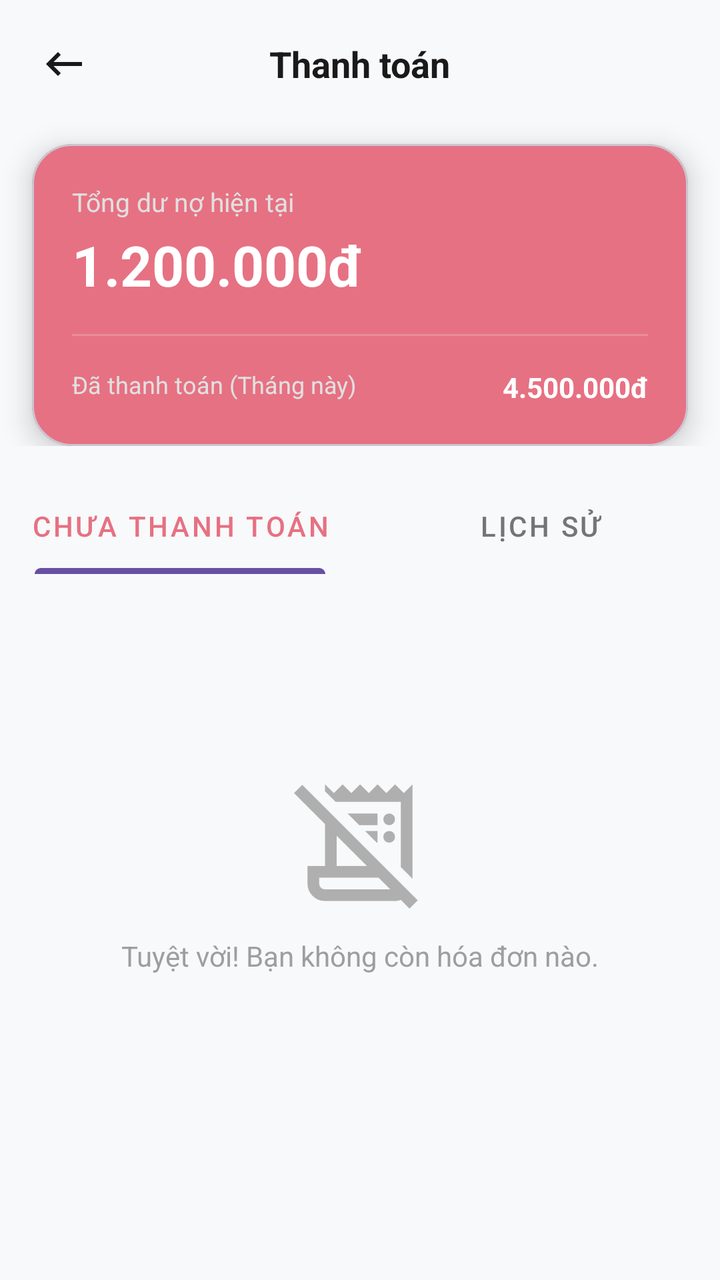
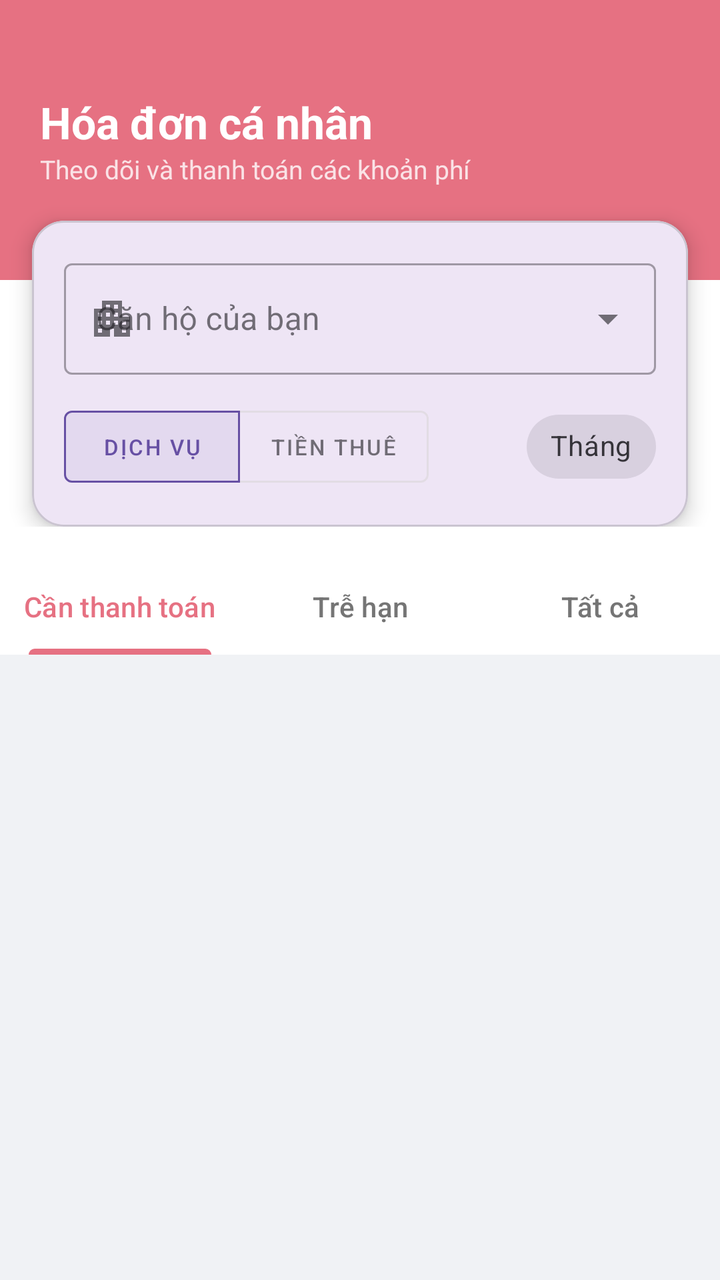

Screens rendered from an Android XML layout before and after an edit, with the pre-edit source and the edit as a unified diff.
<!-- AndroidManifest.xml: application theme Theme.Apt -->
<!-- res/layout/fragment_bills.xml -->
<?xml version="1.0" encoding="utf-8"?>
<androidx.coordinatorlayout.widget.CoordinatorLayout
    xmlns:android="http://schemas.android.com/apk/res/android"
    xmlns:app="http://schemas.android.com/apk/res-auto"
    android:layout_width="match_parent"
    android:layout_height="match_parent"
    android:background="#F8F9FA">

    <com.google.android.material.appbar.AppBarLayout
        android:layout_width="match_parent"
        android:layout_height="wrap_content"
        android:background="@android:color/transparent"
        app:elevation="0dp">

        <com.google.android.material.appbar.CollapsingToolbarLayout
            android:layout_width="match_parent"
            android:layout_height="wrap_content"
            app:layout_scrollFlags="scroll|exitUntilCollapsed">

            <LinearLayout
                android:layout_width="match_parent"
                android:layout_height="wrap_content"
                android:orientation="vertical"
                android:paddingBottom="16dp">

                <RelativeLayout
                    android:layout_width="match_parent"
                    android:layout_height="?attr/actionBarSize"
                    android:paddingHorizontal="16dp">

                    <ImageView
                        android:id="@+id/btnBack"
                        android:layout_width="32dp"
                        android:layout_height="32dp"
                        android:layout_centerVertical="true"
                        android:background="?attr/selectableItemBackgroundBorderless"
                        android:padding="4dp"
                        android:src="@drawable/ic_back"
                        app:tint="#1A1A1A" />

                    <TextView
                        android:layout_width="wrap_content"
                        android:layout_height="wrap_content"
                        android:layout_centerInParent="true"
                        android:text="Thanh toán"
                        android:textColor="#1A1A1A"
                        android:textSize="18sp"
                        android:textStyle="bold" />
                </RelativeLayout>

                <com.google.android.material.card.MaterialCardView
                    android:layout_width="match_parent"
                    android:layout_height="wrap_content"
                    android:layout_marginHorizontal="16dp"
                    android:layout_marginTop="8dp"
                    app:cardBackgroundColor="@color/primary"
                    app:cardCornerRadius="20dp"
                    app:cardElevation="8dp">

                    <LinearLayout
                        android:layout_width="match_parent"
                        android:layout_height="wrap_content"
                        android:orientation="vertical"
                        android:padding="20dp">

                        <TextView
                            android:layout_width="wrap_content"
                            android:layout_height="wrap_content"
                            android:text="Tổng dư nợ hiện tại"
                            android:textColor="#E0E0E0"
                            android:textSize="13sp" />

                        <TextView
                            android:id="@+id/tvDebt"
                            android:layout_width="wrap_content"
                            android:layout_height="wrap_content"
                            android:layout_marginTop="4dp"
                            android:text="1.200.000đ"
                            android:textColor="@android:color/white"
                            android:textSize="28sp"
                            android:textStyle="bold" />

                        <View
                            android:layout_width="match_parent"
                            android:layout_height="1dp"
                            android:layout_marginVertical="16dp"
                            android:alpha="0.2"
                            android:background="@android:color/white" />

                        <RelativeLayout
                            android:layout_width="match_parent"
                            android:layout_height="wrap_content">

                            <TextView
                                android:layout_width="wrap_content"
                                android:layout_height="wrap_content"
                                android:text="Đã thanh toán (Tháng này)"
                                android:textColor="#E0E0E0"
                                android:textSize="12sp" />

                            <TextView
                                android:id="@+id/tvPaid"
                                android:layout_width="wrap_content"
                                android:layout_height="wrap_content"
                                android:layout_alignParentEnd="true"
                                android:text="4.500.000đ"
                                android:textColor="@android:color/white"
                                android:textStyle="bold" />
                        </RelativeLayout>
                    </LinearLayout>
                </com.google.android.material.card.MaterialCardView>
            </LinearLayout>
        </com.google.android.material.appbar.CollapsingToolbarLayout>

        <com.google.android.material.tabs.TabLayout
            android:id="@+id/tabLayout"
            android:layout_width="match_parent"
            android:layout_height="wrap_content"
            android:background="@android:color/transparent"
            app:tabIndicatorFullWidth="false"
            app:tabIndicatorHeight="3dp"
            app:tabRippleColor="@null"
            app:tabSelectedTextColor="@color/primary"
            app:tabTextAppearance="@style/TextAppearance.MaterialComponents.Button"
            app:tabTextColor="#757575">

            <com.google.android.material.tabs.TabItem
                android:layout_width="wrap_content"
                android:layout_height="wrap_content"
                android:text="Chưa thanh toán" />

            <com.google.android.material.tabs.TabItem
                android:layout_width="wrap_content"
                android:layout_height="wrap_content"
                android:text="Lịch sử" />
        </com.google.android.material.tabs.TabLayout>

    </com.google.android.material.appbar.AppBarLayout>

    <androidx.core.widget.NestedScrollView
        android:layout_width="match_parent"
        android:layout_height="match_parent"
        android:fillViewport="true"
        app:layout_behavior="@string/appbar_scrolling_view_behavior">

        <LinearLayout
            android:layout_width="match_parent"
            android:layout_height="wrap_content"
            android:orientation="vertical">

            <LinearLayout
                android:id="@+id/layoutEmpty"
                android:layout_width="match_parent"
                android:layout_height="300dp"
                android:gravity="center"
                android:orientation="vertical"
                >

                <ImageView
                    android:layout_width="70dp"
                    android:layout_height="70dp"
                    android:alpha="0.5"
                    android:src="@drawable/ic_empty_bill" />

                <TextView
                    android:layout_width="wrap_content"
                    android:layout_height="wrap_content"
                    android:layout_marginTop="12dp"
                    android:text="Tuyệt vời! Bạn không còn hóa đơn nào."
                    android:textColor="#9E9E9E" />
            </LinearLayout>

            <androidx.recyclerview.widget.RecyclerView
                android:id="@+id/rvBills"
                android:layout_width="match_parent"
                android:layout_height="wrap_content"
                android:clipToPadding="false"
                android:paddingBottom="80dp" />
        </LinearLayout>
    </androidx.core.widget.NestedScrollView>

</androidx.coordinatorlayout.widget.CoordinatorLayout>
<!-- resources referenced by this layout -->
<resources>
  <color name="primary">#E67182</color>
  <!-- drawable ic_back (drawable) -->
  <vector xmlns:android="http://schemas.android.com/apk/res/android"
      android:width="24dp"
      android:height="24dp"
      android:viewportWidth="960"
      android:viewportHeight="960">
    <path
        android:pathData="M360,720 L120,480l240,-240 56,56 -144,144h568v80L272,520l144,144 -56,56Z"
        android:fillColor="#666666"/>
  </vector>
  <!-- drawable ic_empty_bill (drawable) -->
  <vector xmlns:android="http://schemas.android.com/apk/res/android"
      android:width="24dp"
      android:height="24dp"
      android:viewportWidth="960"
      android:viewportHeight="960">
    <path
        android:pathData="m819,932 l-59,-59q-10,3 -19.5,5T720,880L240,880q-50,0 -85,-35t-35,-85v-120h120v-287L27,140l57,-57L876,875l-57,57ZM240,800h447l-80,-80L200,720v40q0,17 11.5,28.5T240,800ZM840,727 L760,647v-447L313,200l-73,-73v-47l60,60 60,-60 60,60 60,-60 60,60 60,-60 60,60 60,-60 60,60 60,-60v647ZM320,640h207L320,433v207ZM475,360 L395,280h205v80L475,360ZM595,480 L515,400h85v80h-5ZM651.5,468.5Q640,457 640,440t11.5,-28.5Q663,400 680,400t28.5,11.5Q720,423 720,440t-11.5,28.5Q697,480 680,480t-28.5,-11.5ZM680,360q-17,0 -28.5,-11.5T640,320q0,-17 11.5,-28.5T680,280q17,0 28.5,11.5T720,320q0,17 -11.5,28.5T680,360ZM200,800v-80,80Z"
        android:fillColor="#666666"/>
  </vector>
  <style name="Theme.Apt" parent="Base.Theme.Apt" />
  <style name="Base.Theme.Apt" parent="Theme.Material3.DayNight.NoActionBar">
          
          
      </style>
</resources>

<!-- the commit's change to res/layout/fragment_bills.xml (unified diff, before → after) -->
@@ -4,12 +4,12 @@
     xmlns:app="http://schemas.android.com/apk/res-auto"
     android:layout_width="match_parent"
     android:layout_height="match_parent"
-    android:background="#F8F9FA">
+    android:background="#F0F2F5">
 
     <com.google.android.material.appbar.AppBarLayout
         android:layout_width="match_parent"
         android:layout_height="wrap_content"
-        android:background="@android:color/transparent"
+        android:background="@color/white"
         app:elevation="0dp">
 
         <com.google.android.material.appbar.CollapsingToolbarLayout
@@ -25,158 +25,165 @@
 
                 <RelativeLayout
                     android:layout_width="match_parent"
-                    android:layout_height="?attr/actionBarSize"
-                    android:paddingHorizontal="16dp">
+                    android:layout_height="140dp"
+                    android:background="@color/primary"
+                    android:padding="20dp">
 
-                    <ImageView
-                        android:id="@+id/btnBack"
-                        android:layout_width="32dp"
-                        android:layout_height="32dp"
-                        android:layout_centerVertical="true"
-                        android:background="?attr/selectableItemBackgroundBorderless"
-                        android:padding="4dp"
-                        android:src="@drawable/ic_back"
-                        app:tint="#1A1A1A" />
-
-                    <TextView
+                    <LinearLayout
                         android:layout_width="wrap_content"
                         android:layout_height="wrap_content"
-                        android:layout_centerInParent="true"
-                        android:text="Thanh toán"
-                        android:textColor="#1A1A1A"
-                        android:textSize="18sp"
-                        android:textStyle="bold" />
+                        android:layout_centerVertical="true"
+                        android:orientation="vertical">
+
+                        <TextView
+                            android:layout_width="wrap_content"
+                            android:layout_height="wrap_content"
+                            android:text="Hóa đơn cá nhân"
+                            android:textColor="@color/white"
+                            android:textSize="22sp"
+                            android:textStyle="bold" />
+
+                        <TextView
+                            android:id="@+id/tvUserSubTitle"
+                            android:layout_width="wrap_content"
+                            android:layout_height="wrap_content"
+                            android:text="Theo dõi và thanh toán các khoản phí"
+                            android:textColor="#CCFFFFFF"
+                            android:textSize="13sp" />
+                    </LinearLayout>
                 </RelativeLayout>
 
                 <com.google.android.material.card.MaterialCardView
                     android:layout_width="match_parent"
                     android:layout_height="wrap_content"
                     android:layout_marginHorizontal="16dp"
-                    android:layout_marginTop="8dp"
-                    app:cardBackgroundColor="@color/primary"
-                    app:cardCornerRadius="20dp"
-                    app:cardElevation="8dp">
+                    android:layout_marginTop="-30dp"
+                    app:cardCornerRadius="16dp"
+                    app:cardElevation="6dp">
 
                     <LinearLayout
                         android:layout_width="match_parent"
                         android:layout_height="wrap_content"
                         android:orientation="vertical"
-                        android:padding="20dp">
+                        android:padding="16dp">
 
-                        <TextView
-                            android:layout_width="wrap_content"
+                        <com.google.android.material.textfield.TextInputLayout
+                            style="@style/Widget.MaterialComponents.TextInputLayout.OutlinedBox.ExposedDropdownMenu"
+                            android:layout_width="match_parent"
                             android:layout_height="wrap_content"
-                            android:text="Tổng dư nợ hiện tại"
-                            android:textColor="#E0E0E0"
-                            android:textSize="13sp" />
+                            android:hint="Căn hộ của bạn"
+                            app:startIconDrawable="@drawable/ic_apartment">
+                            <AutoCompleteTextView
+                                android:id="@+id/spinnerUserApartmentFilter"
+                                android:layout_width="match_parent"
+                                android:layout_height="wrap_content"
+                                android:inputType="none" />
+                        </com.google.android.material.textfield.TextInputLayout>
 
-                        <TextView
-                            android:id="@+id/tvDebt"
-                            android:layout_width="wrap_content"
+                        <LinearLayout
+                            android:layout_width="match_parent"
                             android:layout_height="wrap_content"
-                            android:layout_marginTop="4dp"
-                            android:text="1.200.000đ"
-                            android:textColor="@android:color/white"
-                            android:textSize="28sp"
-                            android:textStyle="bold" />
+                            android:layout_marginTop="12dp"
+                            android:gravity="center_vertical"
+                            android:orientation="horizontal">
 
-                        <View
-                            android:layout_width="match_parent"
-                            android:layout_height="1dp"
-                            android:layout_marginVertical="16dp"
-                            android:alpha="0.2"
-                            android:background="@android:color/white" />
+                            <com.google.android.material.button.MaterialButtonToggleGroup
+                                android:id="@+id/toggleUserBillType"
+                                android:layout_width="0dp"
+                                android:layout_height="wrap_content"
+                                android:layout_weight="1"
+                                app:checkedButton="@+id/btnTypeService"
+                                app:singleSelection="true"
+                                app:selectionRequired="true">
+                                <com.google.android.material.button.MaterialButton
+                                    android:id="@+id/btnTypeService"
+                                    style="@style/Widget.MaterialComponents.Button.OutlinedButton"
+                                    android:layout_width="wrap_content"
+                                    android:layout_height="wrap_content"
+                                    android:text="Dịch vụ"
+                                    android:textSize="11sp"/>
+                                <com.google.android.material.button.MaterialButton
+                                    android:id="@+id/btnTypeRent"
+                                    style="@style/Widget.MaterialComponents.Button.OutlinedButton"
+                                    android:layout_width="wrap_content"
+                                    android:layout_height="wrap_content"
+                                    android:text="Tiền thuê"
+                                    android:textSize="11sp"/>
+                            </com.google.android.material.button.MaterialButtonToggleGroup>
 
-                        <RelativeLayout
-                            android:layout_width="match_parent"
-                            android:layout_height="wrap_content">
-
-                            <TextView
+                            <com.google.android.material.chip.Chip
+                                android:id="@+id/chipDateFilterUser"
+                                style="@style/Widget.MaterialComponents.Chip.Filter"
                                 android:layout_width="wrap_content"
                                 android:layout_height="wrap_content"
-                                android:text="Đã thanh toán (Tháng này)"
-                                android:textColor="#E0E0E0"
-                                android:textSize="12sp" />
-
-                            <TextView
-                                android:id="@+id/tvPaid"
-                                android:layout_width="wrap_content"
-                                android:layout_height="wrap_content"
-                                android:layout_alignParentEnd="true"
-                                android:text="4.500.000đ"
-                                android:textColor="@android:color/white"
-                                android:textStyle="bold" />
-                        </RelativeLayout>
+                                android:layout_marginStart="8dp"
+                                android:text="Tháng"
+                                app:chipIcon="@drawable/ic_calendar" />
+                        </LinearLayout>
                     </LinearLayout>
                 </com.google.android.material.card.MaterialCardView>
             </LinearLayout>
         </com.google.android.material.appbar.CollapsingToolbarLayout>
 
         <com.google.android.material.tabs.TabLayout
-            android:id="@+id/tabLayout"
+            android:id="@+id/tabLayoutUser"
             android:layout_width="match_parent"
             android:layout_height="wrap_content"
-            android:background="@android:color/transparent"
+            android:background="@android:color/white"
             app:tabIndicatorFullWidth="false"
-            app:tabIndicatorHeight="3dp"
-            app:tabRippleColor="@null"
+            app:tabIndicatorColor="@color/primary"
             app:tabSelectedTextColor="@color/primary"
-            app:tabTextAppearance="@style/TextAppearance.MaterialComponents.Button"
-            app:tabTextColor="#757575">
+            app:tabTextColor="#757575"
+            app:tabMode="fixed"> 
 
             <com.google.android.material.tabs.TabItem
                 android:layout_width="wrap_content"
                 android:layout_height="wrap_content"
-                android:text="Chưa thanh toán" />
+                android:text="Cần thanh toán" />
 
             <com.google.android.material.tabs.TabItem
                 android:layout_width="wrap_content"
                 android:layout_height="wrap_content"
-                android:text="Lịch sử" />
+                android:text="Trễ hạn" />
+
+            <com.google.android.material.tabs.TabItem
+                android:layout_width="wrap_content"
+                android:layout_height="wrap_content"
+                android:text="Tất cả" />
+
         </com.google.android.material.tabs.TabLayout>
 
     </com.google.android.material.appbar.AppBarLayout>
 
-    <androidx.core.widget.NestedScrollView
+    <androidx.recyclerview.widget.RecyclerView
+        android:id="@+id/rvUserBills"
         android:layout_width="match_parent"
         android:layout_height="match_parent"
-        android:fillViewport="true"
+        android:clipToPadding="false"
+        android:paddingTop="8dp"
+        android:paddingBottom="80dp"
+        app:layout_behavior="@string/appbar_scrolling_view_behavior" />
+
+    <LinearLayout
+        android:id="@+id/layoutUserEmpty"
+        android:layout_width="match_parent"
+        android:layout_height="wrap_content"
+        android:layout_marginTop="100dp"
+        android:gravity="center"
+        android:orientation="vertical"
+        android:visibility="gone"
         app:layout_behavior="@string/appbar_scrolling_view_behavior">
-
-        <LinearLayout
-            android:layout_width="match_parent"
+        <ImageView
+            android:layout_width="80dp"
+            android:layout_height="80dp"
+            android:src="@drawable/ic_empty_bill"
+            app:tint="#DDDDDD" />
+        <TextView
+            android:layout_width="wrap_content"
             android:layout_height="wrap_content"
-            android:orientation="vertical">
-
-            <LinearLayout
-                android:id="@+id/layoutEmpty"
-                android:layout_width="match_parent"
-                android:layout_height="300dp"
-                android:gravity="center"
-                android:orientation="vertical"
-                >
-
-                <ImageView
-                    android:layout_width="70dp"
-                    android:layout_height="70dp"
-                    android:alpha="0.5"
-                    android:src="@drawable/ic_empty_bill" />
-
-                <TextView
-                    android:layout_width="wrap_content"
-                    android:layout_height="wrap_content"
-                    android:layout_marginTop="12dp"
-                    android:text="Tuyệt vời! Bạn không còn hóa đơn nào."
-                    android:textColor="#9E9E9E" />
-            </LinearLayout>
-
-            <androidx.recyclerview.widget.RecyclerView
-                android:id="@+id/rvBills"
-                android:layout_width="match_parent"
-                android:layout_height="wrap_content"
-                android:clipToPadding="false"
-                android:paddingBottom="80dp" />
-        </LinearLayout>
-    </androidx.core.widget.NestedScrollView>
+            android:layout_marginTop="12dp"
+            android:text="Không có hóa đơn nào"
+            android:textColor="#999999" />
+    </LinearLayout>
 
 </androidx.coordinatorlayout.widget.CoordinatorLayout>
<!-- resource entries referenced after the edit -->
@@ -1,15 +1,27 @@
 <!-- resources referenced by this layout -->
 <resources>
   <color name="primary">#E67182</color>
-  <!-- drawable ic_back (drawable) -->
+  <color name="white">#FFFFFFFF</color>
+  <!-- drawable ic_apartment (drawable) -->
   <vector xmlns:android="http://schemas.android.com/apk/res/android"
       android:width="24dp"
       android:height="24dp"
       android:viewportWidth="960"
       android:viewportHeight="960">
     <path
-        android:pathData="M360,720 L120,480l240,-240 56,56 -144,144h568v80L272,520l144,144 -56,56Z"
+        android:pathData="M120,840v-560h160v-160h400v320h160v400L520,840v-160h-80v160L120,840ZM200,760h80v-80h-80v80ZM200,600h80v-80h-80v80ZM200,440h80v-80h-80v80ZM360,600h80v-80h-80v80ZM360,440h80v-80h-80v80ZM360,280h80v-80h-80v80ZM520,600h80v-80h-80v80ZM520,440h80v-80h-80v80ZM520,280h80v-80h-80v80ZM680,760h80v-80h-80v80ZM680,600h80v-80h-80v80Z"
         android:fillColor="#666666"/>
+  </vector>
+  <!-- drawable ic_calendar (drawable) -->
+  <vector xmlns:android="http://schemas.android.com/apk/res/android"
+      android:width="24dp"
+      android:height="24dp"
+      android:viewportWidth="960"
+      android:viewportHeight="960"
+      android:tint="?attr/colorControlNormal">
+    <path
+        android:fillColor="@android:color/white"
+        android:pathData="M200,880Q167,880 143.5,856.5Q120,833 120,800L120,240Q120,207 143.5,183.5Q167,160 200,160L240,160L240,80L320,80L320,160L640,160L640,80L720,80L720,160L760,160Q793,160 816.5,183.5Q840,207 840,240L840,800Q840,833 816.5,856.5Q793,880 760,880L200,880ZM200,800L760,800Q760,800 760,800Q760,800 760,800L760,400L200,400L200,800Q200,800 200,800Q200,800 200,800ZM200,320L760,320L760,240Q760,240 760,240Q760,240 760,240L200,240Q200,240 200,240Q200,240 200,240L200,320ZM200,320L200,240Q200,240 200,240Q200,240 200,240L200,240Q200,240 200,240Q200,240 200,240L200,320ZM480,560Q463,560 451.5,548.5Q440,537 440,520Q440,503 451.5,491.5Q463,480 480,480Q497,480 508.5,491.5Q520,503 520,520Q520,537 508.5,548.5Q497,560 480,560ZM291.5,548.5Q280,537 280,520Q280,503 291.5,491.5Q303,480 320,480Q337,480 348.5,491.5Q360,503 360,520Q360,537 348.5,548.5Q337,560 320,560Q303,560 291.5,548.5ZM640,560Q623,560 611.5,548.5Q600,537 600,520Q600,503 611.5,491.5Q623,480 640,480Q657,480 668.5,491.5Q680,503 680,520Q680,537 668.5,548.5Q657,560 640,560ZM480,720Q463,720 451.5,708.5Q440,697 440,680Q440,663 451.5,651.5Q463,640 480,640Q497,640 508.5,651.5Q520,663 520,680Q520,697 508.5,708.5Q497,720 480,720ZM291.5,708.5Q280,697 280,680Q280,663 291.5,651.5Q303,640 320,640Q337,640 348.5,651.5Q360,663 360,680Q360,697 348.5,708.5Q337,720 320,720Q303,720 291.5,708.5ZM640,720Q623,720 611.5,708.5Q600,697 600,680Q600,663 611.5,651.5Q623,640 640,640Q657,640 668.5,651.5Q680,663 680,680Q680,697 668.5,708.5Q657,720 640,720Z"/>
   </vector>
   <!-- drawable ic_empty_bill (drawable) -->
   <vector xmlns:android="http://schemas.android.com/apk/res/android"
